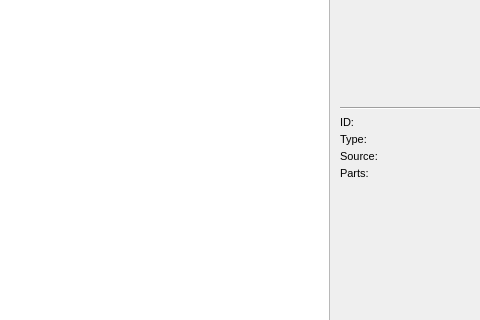
Above: src/OplPcTools/UI/GameCollectionWidget.ui from brainstream/OPL-PC-Tools before the change; both pictures show x 464 to 944 and y 139 to 459 of the 944 by 629 pixel window. Below: the same form after it.
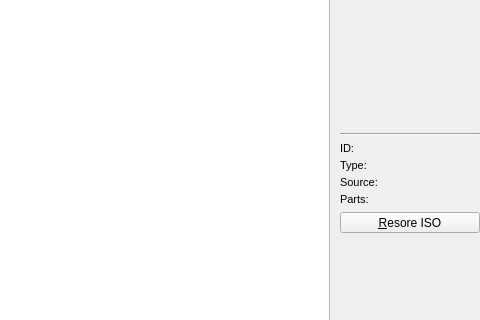
That is the form after the change. Icons and pictures are not drawn.

```diff
--- a/src/OplPcTools/UI/GameCollectionWidget.ui
+++ b/src/OplPcTools/UI/GameCollectionWidget.ui
@@ -451,6 +451,12 @@
          </item>
          <item>
           <widget class="QLabel" name="mp_label_title">
+           <property name="minimumSize">
+            <size>
+             <width>0</width>
+             <height>40</height>
+            </size>
+           </property>
            <property name="font">
             <font>
              <weight>75</weight>
@@ -461,7 +467,7 @@
             <string notr="true"/>
            </property>
            <property name="alignment">
-            <set>Qt::AlignCenter</set>
+            <set>Qt::AlignBottom|Qt::AlignHCenter</set>
            </property>
            <property name="wordWrap">
             <bool>true</bool>
@@ -581,6 +587,26 @@
            </layout>
           </widget>
          </item>
+         <item>
+          <widget class="QToolButton" name="mp_btn_restore_iso">
+           <property name="sizePolicy">
+            <sizepolicy hsizetype="Preferred" vsizetype="Fixed">
+             <horstretch>0</horstretch>
+             <verstretch>0</verstretch>
+            </sizepolicy>
+           </property>
+           <property name="text">
+            <string>&amp;Resore ISO</string>
+           </property>
+           <property name="icon">
+            <iconset theme="edit-undo" resource="../Resources.qrc">
+             <normaloff>:/icons/edit-undo</normaloff>:/icons/edit-undo</iconset>
+           </property>
+           <property name="toolButtonStyle">
+            <enum>Qt::ToolButtonTextBesideIcon</enum>
+           </property>
+          </widget>
+         </item>
          <item>
           <spacer name="mp_verticalSpacer">
            <property name="orientation">
```
